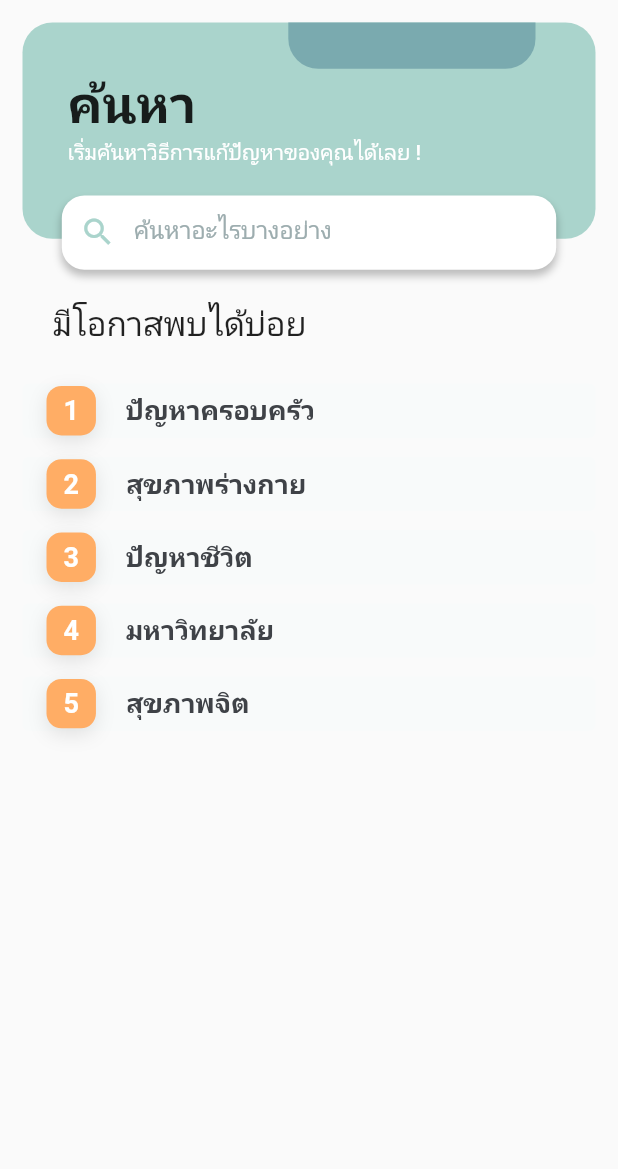
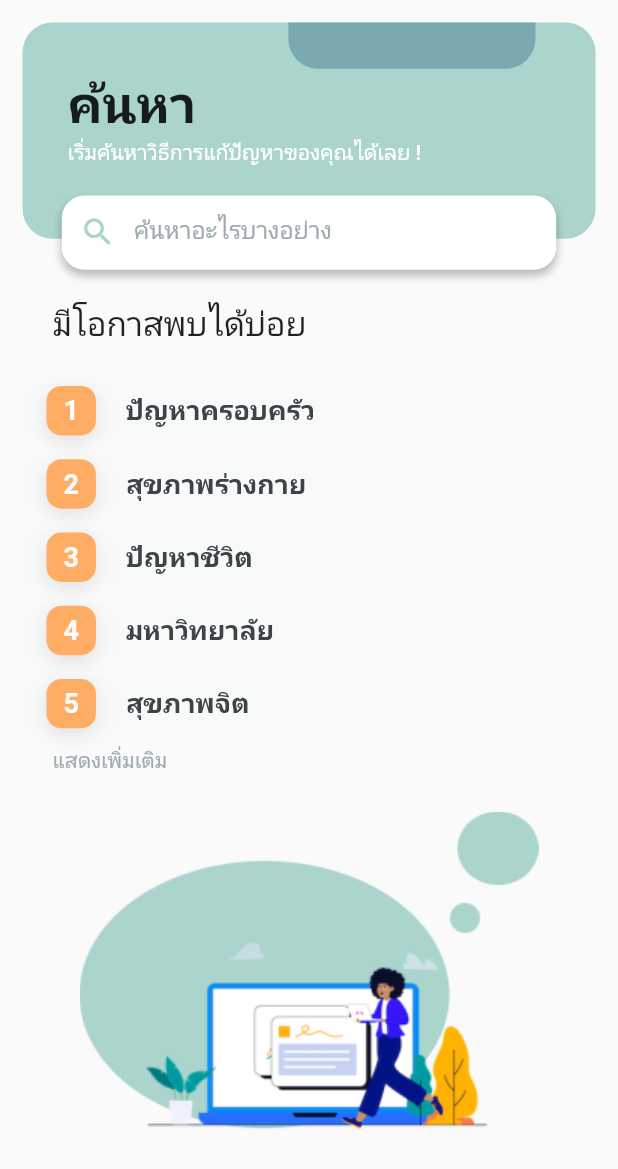
Before and after one commit to aofattaporn/jitD_fronted, a Flutter app: the Search screen opened directly, on a phone screen of 412 x 824 dp. Shown: the top 1169 px of the screen. Run offline on Flutter 3.47's test engine with Material 2 defaults, Android fonts, the phone set to English and light mode, and no system bars; our stand-ins replace bloc, equatable, firebase_auth, firebase_core, flutter_bloc, flutter_slidable and 9 more; missing offline and left inert: flutter_facebook_auth; accounts and stored records are empty; Roboto replaces fonts that are missing (Bai Jamjuree).

Commit message:
Update : Search Page done
almost

```diff
--- a/lib/src/screens/Search/Search.dart
+++ b/lib/src/screens/Search/Search.dart
@@ -149,52 +149,9 @@ class SearchState extends State<Search> {
                   ],
                 ),
               ),
+
+
               // Recommend
-
-              // ListView.builder(
-              //   scrollDirection: Axis.vertical,
-              //   shrinkWrap: true,
-              //   physics: const NeverScrollableScrollPhysics(),
-              //   itemCount: recommendTag.length,
-              //   itemBuilder: (context, index) {
-              //     return Padding(
-              //       padding: const EdgeInsets.fromLTRB(20, 0, 20, 15),
-              //       child: Row(
-              //         children: [
-              //           Container(
-              //             width: MediaQuery.of(context).size.width * 0.065,
-              //             height: MediaQuery.of(context).size.height * 0.035,
-              //             decoration: const BoxDecoration(
-              //               color: thirterydColor,
-              //               borderRadius:
-              //                   BorderRadius.all(Radius.circular(2.5)),
-              //             ),
-              //             child: Center(
-              //                 child: Text(
-              //               (index + 1).toString(),
-              //               style: GoogleFonts.getFont("Bai Jamjuree",
-              //                   color: Colors.white,
-              //                   fontWeight: FontWeight.bold,
-              //                   fontSize: 18),
-              //             )),
-              //           ),
-              //           SizedBox(
-              //             width: MediaQuery.of(context).size.width * 0.03,
-              //           ),
-              //           Text(recommendTag[index],
-              //               style: GoogleFonts.getFont("Bai Jamjuree",
-              //                   fontSize: 16)),
-              //           const Spacer(),
-              //           const Icon(
-              //             Icons.more_horiz,
-              //             color: textColor3,
-              //           )
-              //         ],
-              //       ),
-              //     );
-              //   },
-              // ),
-
               Container(
                 // color: backgroundColor2,
                 height: MediaQuery.of(context).size.height * 0.3,
@@ -218,59 +175,29 @@ class SearchState extends State<Search> {
                         height: MediaQuery.of(context).size.height * 0.001,
                       ),
                       buildCategory(context, '5','สุขภาพจิต'),
-                      // Image.asset("assets/images/icon_notfound2.png"),
-                      // const SizedBox(height: 20),
-                      // Text(
-                      //   "ยังไม่พบข้อมูลในตอนนี้",
-                      //   style: fontsTH20TextColor3,
-                      // )
                     ],
                   ),
                 ),
               ),
 
-              // Padding(
-              //   padding: const EdgeInsets.fromLTRB(20, 0, 20, 25),
-              //   child: Row(
-              //     children: [
-              //       Text(
-              //         "แสดงเพิ่มเติม",
-              //         style: GoogleFonts.getFont("Bai Jamjuree",
-              //             color: textColor3),
-              //       ),
-              //     ],
-              //   ),
-              // ),
-              // Padding(
-              //   padding: const EdgeInsets.fromLTRB(20, 0, 20, 25),
-              //   child: Row(
-              //     mainAxisAlignment: MainAxisAlignment.spaceBetween,
-              //     children: [
-              //       Text(
-              //         "รายการค้นหาล่าสุด",
-              //         style: GoogleFonts.getFont("Bai Jamjuree",
-              //             fontSize: 20, fontWeight: FontWeight.w500),
-              //       ),
-              //       Text("ล้างค่า",
-              //           style: GoogleFonts.getFont("Bai Jamjuree",
-              //               color: textColor3))
-              //     ],
-              //   ),
-              // ),
+              Padding(
+                padding: const EdgeInsets.fromLTRB(20, 0, 20, 25),
+                child: Row(
+                  children: [
+                    Text(
+                      "แสดงเพิ่มเติม",
+                      style: GoogleFonts.getFont("Bai Jamjuree",
+                          color: textColor3),
+                    ),
+                  ],
+                ),
+              ),
 
-              // Padding(
-              //   padding: const EdgeInsets.fromLTRB(20, 0, 20, 25),
-              //   child: Container(
-              //     constraints: BoxConstraints(
-              //       minWidth: MediaQuery.of(context).size.width,
-              //       minHeight: MediaQuery.of(context).size.height * 0.05,
-              //     ),
-              //     decoration: const BoxDecoration(
-              //         color: backgroundColor2,
-              //         borderRadius: BorderRadius.all(Radius.circular(10))),
-              //     // child: serachGenerate()
-              //   ),
-              // ),
+              Center(
+                child: Image.asset(
+                    'assets/images/searchPage.png',
+                ),
+              ),
             ],
           ),
         ),
```
Also changed, not shown: assets/images/searchPage.png (added).
